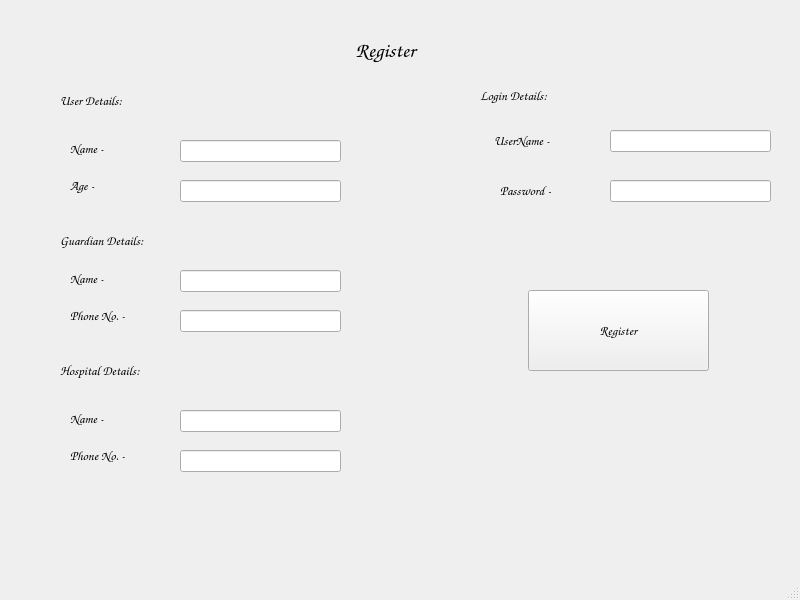
First picture: the form in Login_Form/mainwindow.ui, repository Sumyak-Jain/Life-Saving-Alarm, before the edit.
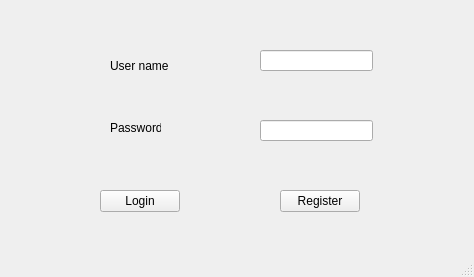
Second picture: the form after the edit.

Patch:
```diff
--- a/Login_Form/mainwindow.ui
+++ b/Login_Form/mainwindow.ui
@@ -6,16 +6,10 @@
    <rect>
     <x>0</x>
     <y>0</y>
-    <width>800</width>
-    <height>600</height>
+    <width>474</width>
+    <height>277</height>
    </rect>
   </property>
-  <property name="font">
-   <font>
-    <family>Comic Sans MS</family>
-    <pointsize>10</pointsize>
-   </font>
-  </property>
   <property name="windowTitle">
    <string>MainWindow</string>
   </property>
@@ -23,267 +17,69 @@
    <widget class="QLabel" name="label">
     <property name="geometry">
      <rect>
-      <x>320</x>
-      <y>20</y>
-      <width>131</width>
-      <height>61</height>
+      <x>110</x>
+      <y>50</y>
+      <width>71</width>
+      <height>31</height>
      </rect>
     </property>
-    <property name="font">
-     <font>
-      <family>Comic Sans MS</family>
-      <pointsize>12</pointsize>
-      <weight>75</weight>
-      <bold>true</bold>
-     </font>
-    </property>
     <property name="text">
-     <string>&lt;html&gt;&lt;head/&gt;&lt;body&gt;&lt;p align=&quot;center&quot;&gt;&lt;span style=&quot; font-size:16pt;&quot;&gt;Register&lt;/span&gt;&lt;/p&gt;&lt;/body&gt;&lt;/html&gt;</string>
+     <string>User name</string>
     </property>
    </widget>
    <widget class="QLabel" name="label_2">
     <property name="geometry">
      <rect>
-      <x>60</x>
-      <y>80</y>
-      <width>121</width>
-      <height>41</height>
-     </rect>
-    </property>
-    <property name="text">
-     <string>&lt;html&gt;&lt;head/&gt;&lt;body&gt;&lt;p&gt;&lt;span style=&quot; font-weight:600;&quot;&gt;User Details:&lt;/span&gt;&lt;/p&gt;&lt;/body&gt;&lt;/html&gt;</string>
-    </property>
-   </widget>
-   <widget class="QLabel" name="label_3">
-    <property name="geometry">
-     <rect>
-      <x>70</x>
-      <y>140</y>
-      <width>55</width>
+      <x>110</x>
+      <y>120</y>
+      <width>51</width>
       <height>16</height>
      </rect>
     </property>
     <property name="text">
-     <string>Name -</string>
+     <string>Password</string>
     </property>
    </widget>
    <widget class="QLineEdit" name="lineEdit">
     <property name="geometry">
      <rect>
-      <x>180</x>
-      <y>140</y>
-      <width>161</width>
-      <height>22</height>
+      <x>260</x>
+      <y>50</y>
+      <width>113</width>
+      <height>21</height>
      </rect>
     </property>
    </widget>
-   <widget class="QLabel" name="label_4">
-    <property name="geometry">
-     <rect>
-      <x>70</x>
-      <y>170</y>
-      <width>61</width>
-      <height>31</height>
-     </rect>
-    </property>
-    <property name="text">
-     <string>&lt;html&gt;&lt;head/&gt;&lt;body&gt;&lt;p&gt;Age -&lt;/p&gt;&lt;/body&gt;&lt;/html&gt;</string>
-    </property>
-   </widget>
    <widget class="QLineEdit" name="lineEdit_2">
     <property name="geometry">
      <rect>
-      <x>180</x>
-      <y>180</y>
-      <width>161</width>
-      <height>22</height>
-     </rect>
-    </property>
-   </widget>
-   <widget class="QLabel" name="label_5">
-    <property name="geometry">
-     <rect>
-      <x>60</x>
-      <y>220</y>
-      <width>141</width>
-      <height>41</height>
-     </rect>
-    </property>
-    <property name="text">
-     <string>&lt;html&gt;&lt;head/&gt;&lt;body&gt;&lt;p&gt;&lt;span style=&quot; font-weight:600;&quot;&gt;Guardian Details:&lt;/span&gt;&lt;/p&gt;&lt;/body&gt;&lt;/html&gt;</string>
-    </property>
-   </widget>
-   <widget class="QLineEdit" name="lineEdit_3">
-    <property name="geometry">
-     <rect>
-      <x>180</x>
-      <y>270</y>
-      <width>161</width>
-      <height>22</height>
-     </rect>
-    </property>
-   </widget>
-   <widget class="QLabel" name="label_6">
-    <property name="geometry">
-     <rect>
-      <x>70</x>
-      <y>270</y>
-      <width>55</width>
-      <height>16</height>
-     </rect>
-    </property>
-    <property name="text">
-     <string>Name -</string>
-    </property>
-   </widget>
-   <widget class="QLineEdit" name="lineEdit_4">
-    <property name="geometry">
-     <rect>
-      <x>180</x>
-      <y>310</y>
-      <width>161</width>
-      <height>22</height>
-     </rect>
-    </property>
-   </widget>
-   <widget class="QLabel" name="label_7">
-    <property name="geometry">
-     <rect>
-      <x>70</x>
-      <y>300</y>
-      <width>81</width>
-      <height>31</height>
-     </rect>
-    </property>
-    <property name="text">
-     <string>&lt;html&gt;&lt;head/&gt;&lt;body&gt;&lt;p&gt;Phone No. -&lt;/p&gt;&lt;/body&gt;&lt;/html&gt;</string>
-    </property>
-   </widget>
-   <widget class="QLabel" name="label_8">
-    <property name="geometry">
-     <rect>
-      <x>60</x>
-      <y>350</y>
-      <width>141</width>
-      <height>41</height>
-     </rect>
-    </property>
-    <property name="text">
-     <string>&lt;html&gt;&lt;head/&gt;&lt;body&gt;&lt;p&gt;&lt;span style=&quot; font-weight:600;&quot;&gt;Hospital Details:&lt;/span&gt;&lt;/p&gt;&lt;/body&gt;&lt;/html&gt;</string>
-    </property>
-   </widget>
-   <widget class="QLabel" name="label_9">
-    <property name="geometry">
-     <rect>
-      <x>70</x>
-      <y>410</y>
-      <width>55</width>
-      <height>16</height>
-     </rect>
-    </property>
-    <property name="text">
-     <string>Name -</string>
-    </property>
-   </widget>
-   <widget class="QLineEdit" name="lineEdit_5">
-    <property name="geometry">
-     <rect>
-      <x>180</x>
-      <y>410</y>
-      <width>161</width>
-      <height>22</height>
-     </rect>
-    </property>
-   </widget>
-   <widget class="QLineEdit" name="lineEdit_6">
-    <property name="geometry">
-     <rect>
-      <x>180</x>
-      <y>450</y>
-      <width>161</width>
-      <height>22</height>
-     </rect>
-    </property>
-   </widget>
-   <widget class="QLabel" name="label_10">
-    <property name="geometry">
-     <rect>
-      <x>70</x>
-      <y>440</y>
-      <width>81</width>
-      <height>31</height>
-     </rect>
-    </property>
-    <property name="text">
-     <string>&lt;html&gt;&lt;head/&gt;&lt;body&gt;&lt;p&gt;Phone No. -&lt;/p&gt;&lt;/body&gt;&lt;/html&gt;</string>
-    </property>
-   </widget>
-   <widget class="QLabel" name="label_11">
-    <property name="geometry">
-     <rect>
-      <x>480</x>
-      <y>80</y>
-      <width>121</width>
-      <height>31</height>
-     </rect>
-    </property>
-    <property name="text">
-     <string>&lt;html&gt;&lt;head/&gt;&lt;body&gt;&lt;p&gt;&lt;span style=&quot; font-weight:600;&quot;&gt;Login Details:&lt;/span&gt;&lt;/p&gt;&lt;/body&gt;&lt;/html&gt;</string>
-    </property>
-   </widget>
-   <widget class="QLineEdit" name="lineEdit_7">
-    <property name="geometry">
-     <rect>
-      <x>610</x>
-      <y>130</y>
-      <width>161</width>
-      <height>22</height>
-     </rect>
-    </property>
-   </widget>
-   <widget class="QLabel" name="label_12">
-    <property name="geometry">
-     <rect>
-      <x>494</x>
-      <y>130</y>
-      <width>101</width>
+      <x>260</x>
+      <y>120</y>
+      <width>113</width>
       <height>21</height>
      </rect>
-    </property>
-    <property name="text">
-     <string>&lt;html&gt;&lt;head/&gt;&lt;body&gt;&lt;p&gt;UserName -&lt;/p&gt;&lt;/body&gt;&lt;/html&gt;</string>
-    </property>
-   </widget>
-   <widget class="QLineEdit" name="lineEdit_8">
-    <property name="geometry">
-     <rect>
-      <x>610</x>
-      <y>180</y>
-      <width>161</width>
-      <height>22</height>
-     </rect>
-    </property>
-   </widget>
-   <widget class="QLabel" name="label_13">
-    <property name="geometry">
-     <rect>
-      <x>500</x>
-      <y>180</y>
-      <width>101</width>
-      <height>21</height>
-     </rect>
-    </property>
-    <property name="text">
-     <string>&lt;html&gt;&lt;head/&gt;&lt;body&gt;&lt;p&gt;Password -&lt;/p&gt;&lt;/body&gt;&lt;/html&gt;</string>
     </property>
    </widget>
    <widget class="QPushButton" name="pushButton">
     <property name="geometry">
      <rect>
-      <x>528</x>
-      <y>290</y>
-      <width>181</width>
-      <height>81</height>
+      <x>100</x>
+      <y>190</y>
+      <width>80</width>
+      <height>22</height>
+     </rect>
+    </property>
+    <property name="text">
+     <string>Login</string>
+    </property>
+   </widget>
+   <widget class="QPushButton" name="pushButton_2">
+    <property name="geometry">
+     <rect>
+      <x>280</x>
+      <y>190</y>
+      <width>80</width>
+      <height>22</height>
      </rect>
     </property>
     <property name="text">
```
Left out of the diff: 4 changed lines with no effect on the pictures.
